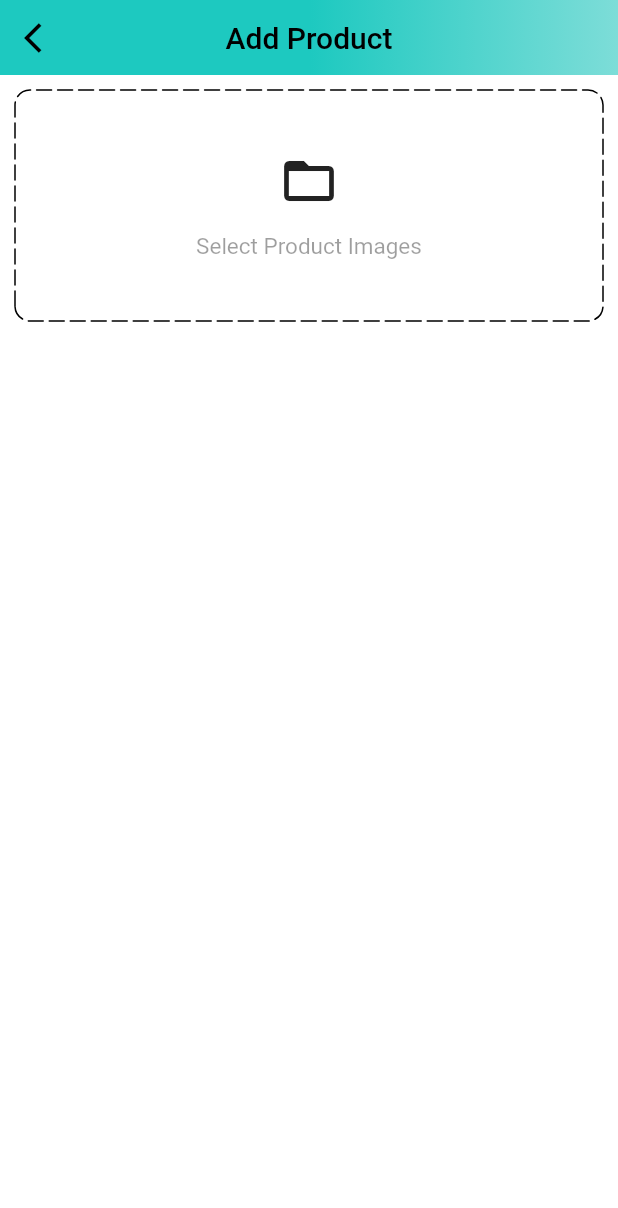
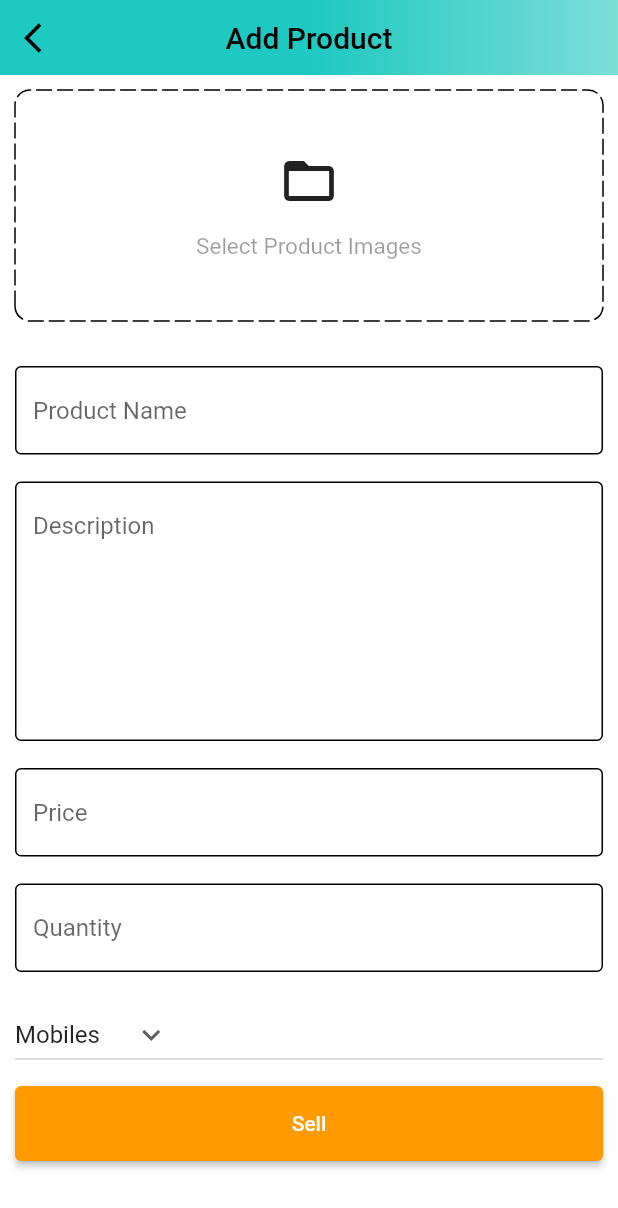
Before and after one commit to NishchayShakya1/Amazon_Clone, a Flutter app: the AddProductScreen screen opened by its route, on a phone screen of 412 x 824 dp. Shown: the top 1208 px of the screen. Run offline on Flutter 3.47's test engine with Material 2 defaults, Android fonts, the phone set to English and light mode, and no system bars; drawn by our look-alikes of dotted_border; our stand-ins replace badges, carousel_slider, file_picker, shared_preferences; missing offline and left inert: cloudinary_public; accounts and stored records are empty.

Commit message:
ADD Product Page completed with backend

```diff
--- a/lib/common/widgets/custom_textfield.dart
+++ b/lib/common/widgets/custom_textfield.dart
@@ -3,24 +3,29 @@ import 'package:flutter/material.dart';
 class CustomTextField extends StatelessWidget {
   final TextEditingController controller;
   final String hintext;
-  const CustomTextField(
-      {super.key, required this.controller, required this.hintext});
+  int? maxLines = 1;
+  CustomTextField(
+      {super.key,
+      required this.controller,
+      required this.hintext,
+      this.maxLines});
 
   @override
   Widget build(BuildContext context) {
     return Padding(
       padding: const EdgeInsets.only(bottom: 8),
       child: TextFormField(
+        maxLines: maxLines,
         controller: controller,
         decoration: InputDecoration(
           hintText: hintext,
           border: const OutlineInputBorder(
               borderSide: BorderSide(color: Colors.black)),
-          enabledBorder:
-              const OutlineInputBorder(borderSide: BorderSide(color: Colors.black)),
+          enabledBorder: const OutlineInputBorder(
+              borderSide: BorderSide(color: Colors.black)),
         ),
         validator: (val) {
-          if(val == null || val.isEmpty){
+          if (val == null || val.isEmpty) {
             return 'Enter your $hintext';
           }
           return null;
--- a/lib/features/admin/screens/add_products_screen.dart
+++ b/lib/features/admin/screens/add_products_screen.dart
@@ -1,4 +1,11 @@
+import 'dart:io';
+
+import 'package:amazon_clone/common/widgets/custom_button.dart';
+import 'package:amazon_clone/common/widgets/custom_textfield.dart';
 import 'package:amazon_clone/constants/global_variable.dart';
+import 'package:amazon_clone/constants/utils.dart';
+import 'package:amazon_clone/features/admin/services/admin_service.dart';
+import 'package:carousel_slider/carousel_slider.dart';
 import 'package:dotted_border/dotted_border.dart';
 import 'package:flutter/material.dart';
 
@@ -11,6 +18,53 @@ class AddProductScreen extends StatefulWidget {
 }
 
 class _AddProductScreenState extends State<AddProductScreen> {
+  final TextEditingController productNameController = TextEditingController();
+  final TextEditingController descriptionController = TextEditingController();
+  final TextEditingController priceController = TextEditingController();
+  final TextEditingController quantityController = TextEditingController();
+
+  final AdminServices adminServices = AdminServices();
+  String category = 'Mobiles';
+  List<File> images = [];
+  final _addProductFormKey = GlobalKey<FormState>();
+
+  @override
+  void dispose() {
+    super.dispose();
+    productNameController.dispose();
+    descriptionController.dispose();
+    priceController.dispose();
+    quantityController.dispose();
+  }
+
+  List<String> productCategories = [
+    'Mobiles',
+    'Essentials',
+    'Appliances',
+    'Books',
+    'Fashion'
+  ];
+
+  void sellProduct() {
+    if (_addProductFormKey.currentState!.validate() && images.isNotEmpty) {
+      adminServices.sellProduct(
+          context: context,
+          name: productNameController.text,
+          description: descriptionController.text,
+          price: double.parse(priceController.text),
+          quantity: double.parse(quantityController.text),
+          category: category,
+          images: images);
+    }
+  }
+
+  void selectImages() async {
+    var res = await pickImages();
+    setState(() {
+      images = res;
+    });
+  }
+
   @override
   Widget build(BuildContext context) {
     return Scaffold(
@@ -34,10 +88,26 @@ class _AddProductScreenState extends State<AddProductScreen> {
               ))),
       body: SingleChildScrollView(
         child: Form(
+            key: _addProductFormKey,
             child: Padding(
               padding: const EdgeInsets.all(10.0),
               child: Column(children: [
-            DottedBorder(
+                images.isNotEmpty
+                    ? CarouselSlider(
+                        items: images.map((i) {
+                          return Builder(builder: (BuildContext context) {
+                            return Image.file(
+                              i,
+                              fit: BoxFit.cover,
+                              height: 200,
+                            );
+                          });
+                        }).toList(),
+                        options:
+                            CarouselOptions(viewportFraction: 1, height: 200))
+                    : GestureDetector(
+                        onTap: selectImages,
+                        child: DottedBorder(
                             borderType: BorderType.RRect,
                             radius: const Radius.circular(10),
                             dashPattern: const [10, 4],
@@ -45,8 +115,8 @@ class _AddProductScreenState extends State<AddProductScreen> {
                             child: Container(
                               width: double.infinity,
                               height: 150,
-                  decoration:
-                      BoxDecoration(borderRadius: BorderRadius.circular(30)),
+                              decoration: BoxDecoration(
+                                  borderRadius: BorderRadius.circular(30)),
                               child: const Column(
                                 mainAxisAlignment: MainAxisAlignment.center,
                                 children: [
@@ -59,11 +129,49 @@ class _AddProductScreenState extends State<AddProductScreen> {
                                   ),
                                   Text(
                                     'Select Product Images',
-                        style: TextStyle(fontSize: 15, color: Colors.black38),
+                                    style: TextStyle(
+                                        fontSize: 15, color: Colors.black38),
                                   )
                                 ],
                               ),
-                ))
+                            )),
+                      ),
+                const SizedBox(height: 30),
+                CustomTextField(
+                    controller: productNameController, hintext: 'Product Name'),
+                const SizedBox(height: 10),
+                CustomTextField(
+                    controller: descriptionController,
+                    hintext: 'Description',
+                    maxLines: 7),
+                const SizedBox(
+                  height: 10,
+                ),
+                CustomTextField(controller: priceController, hintext: 'Price'),
+                const SizedBox(
+                  height: 10,
+                ),
+                CustomTextField(
+                    controller: quantityController, hintext: 'Quantity'),
+                const SizedBox(height: 10),
+                SizedBox(
+                  width: double.infinity,
+                  child: DropdownButton(
+                      value: category,
+                      icon: const Icon(Icons.keyboard_arrow_down),
+                      items: productCategories.map((String item) {
+                        return DropdownMenuItem(value: item, child: Text(item));
+                      }).toList(),
+                      onChanged: (String? newVal) {
+                        setState(() {
+                          category = newVal!;
+                        });
+                      }),
+                ),
+                const SizedBox(
+                  height: 10,
+                ),
+                CustomButton(text: 'Sell', onTap: sellProduct)
               ]),
             )),
       ),
--- /dev/null
+++ b/lib/features/admin/services/admin_service.dart
@@ -0,0 +1,60 @@
+import 'dart:io';
+import 'package:amazon_clone/constants/error_handling.dart';
+import 'package:amazon_clone/constants/global_variable.dart';
+import 'package:amazon_clone/constants/utils.dart';
+import 'package:amazon_clone/models/product.dart';
+import 'package:amazon_clone/providers/user_provider.dart';
+import 'package:cloudinary_public/cloudinary_public.dart';
+import 'package:flutter/material.dart';
+import 'package:http/http.dart' as http;
+import 'package:provider/provider.dart';
+
+class AdminServices {
+  void sellProduct({
+    required BuildContext context,
+    required String name,
+    required String description,
+    required double price,
+    required double quantity,
+    required String category,
+    required List<File> images,
+  }) async {
+    final userProvider = Provider.of<UserProvider>(context, listen: false);
+    try {
+      final cloudinary = CloudinaryPublic('doyhtaxu1', 'm2fz7kdf');
+      List<String> imageUrls = [];
+
+      for (int i = 0; i < images.length; i++) {
+        CloudinaryResponse res = await cloudinary
+            .uploadFile(CloudinaryFile.fromFile(images[i].path, folder: name));
+        imageUrls.add(res.secureUrl);
+      }
+
+      Product product = Product(
+          name: name,
+          description: description,
+          quantity: quantity,
+          images: imageUrls,
+          category: category,
+          price: price);
+
+      http.Response res = await http.post(Uri.parse('$uri/admin/add-product'),
+          headers: <String, String>{
+            'Content-Type': "application/json; charset=UTF-8",
+            'x-auth-token': userProvider.user.token
+          },
+          body: product.toJson());
+
+      httpErrorHandle(
+          response: res,
+          context: context,
+          onSuccess: () {
+            showSnackBar(context, 'Product Added Successfully');
+            Navigator.pop(context);
+          });
+    } catch (e) {
+      showSnackBar(context, e.toString());
+      debugPrint(e.toString());
+    }
+  }
+}
--- /dev/null
+++ b/lib/models/product.dart
@@ -0,0 +1,50 @@
+import 'dart:convert';
+
+class Product {
+  final String name;
+  final String description;
+  final double quantity;
+  final List<String> images;
+  final String category;
+  final double price;
+  final String? id;
+
+  Product({
+    required this.name,
+    required this.description,
+    required this.quantity,
+    required this.images,
+    required this.category,
+    required this.price,
+    this.id,
+  });
+
+  Map<String, dynamic> toMap() {
+    return {
+      'name': name,
+      'description': description,
+      'quantity': quantity,
+      'images': images,
+      'category': category,
+      'price': price,
+      'id': id,
+    };
+  }
+
+  factory Product.fromMap(Map<String, dynamic> map) {
+    return Product(
+      name: map['name'] ?? '',
+      description: map['description'] ?? '',
+      quantity: map['quantity']?.toDouble() ?? 0.0,
+      images: List<String>.from(map['images']),
+      category: map['category'] ?? '',
+      price: map['price']?.toDouble() ?? 0.0,
+      id: map['_id'],
+    );
+  }
+
+  String toJson() => json.encode(toMap());
+
+  factory Product.fromJson(String source) =>
+      Product.fromMap(json.decode(source));
+}
--- a/pubspec.yaml
+++ b/pubspec.yaml
@@ -42,6 +42,8 @@ dependencies:
   badges: ^3.1.2
   carousel_slider: ^4.2.1
   dotted_border: ^2.1.0
+  file_picker: ^5.5.0
+  cloudinary_public: ^0.21.0
 
 dev_dependencies:
   flutter_test:
```
Also changed, not shown: lib/constants/utils.dart (+22 -0 lines), pubspec.lock, 5 other files. Lines whose indentation alone changed are shown as unchanged.
